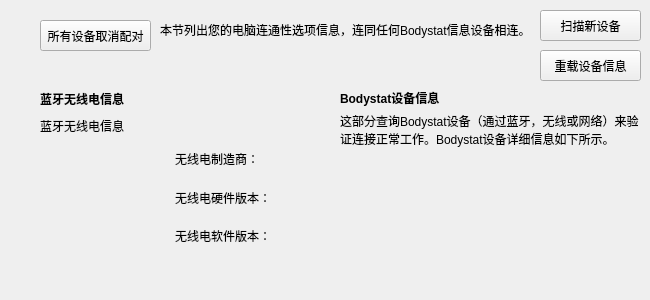
hym-dn/Bodystat, file Bodystat/ui/devinfowidget.ui: the form before one commit.
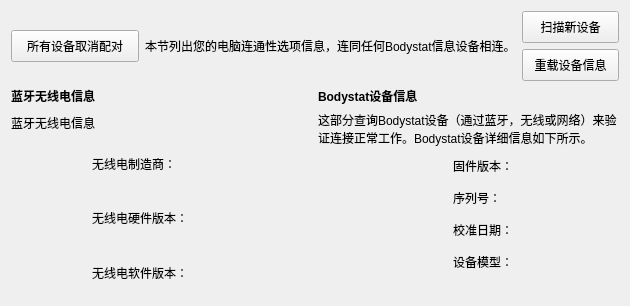
The form after the commit.

Commit message: 完成设备信息界面搭建。

What changed in the file:
```diff
--- a/Bodystat/ui/devinfowidget.ui
+++ b/Bodystat/ui/devinfowidget.ui
@@ -6,121 +6,71 @@
    <rect>
     <x>0</x>
     <y>0</y>
-    <width>650</width>
-    <height>300</height>
+    <width>630</width>
+    <height>304</height>
    </rect>
   </property>
   <property name="windowTitle">
    <string>设备信息</string>
   </property>
+  <layout class="QVBoxLayout" name="verticalLayout_7">
+   <item>
+    <layout class="QHBoxLayout" name="horizontalLayout_3">
+     <item>
   <widget class="QPushButton" name="_unpairPushButton">
-   <property name="geometry">
-    <rect>
-     <x>40</x>
-     <y>20</y>
-     <width>111</width>
-     <height>31</height>
-    </rect>
+       <property name="minimumSize">
+        <size>
+         <width>128</width>
+         <height>32</height>
+        </size>
    </property>
    <property name="text">
     <string>所有设备取消配对</string>
    </property>
   </widget>
+     </item>
+     <item>
   <widget class="QLabel" name="_connInfoLabel">
-   <property name="geometry">
-    <rect>
-     <x>160</x>
-     <y>20</y>
-     <width>371</width>
-     <height>20</height>
-    </rect>
-   </property>
    <property name="text">
     <string>本节列出您的电脑连通性选项信息，连同任何Bodystat信息设备相连。</string>
    </property>
   </widget>
+     </item>
+     <item>
+      <layout class="QVBoxLayout" name="verticalLayout_6">
+       <item>
   <widget class="QPushButton" name="_sacnDevPushButton">
-   <property name="geometry">
-    <rect>
-     <x>540</x>
-     <y>10</y>
-     <width>101</width>
-     <height>31</height>
-    </rect>
+         <property name="minimumSize">
+          <size>
+           <width>96</width>
+           <height>32</height>
+          </size>
    </property>
    <property name="text">
     <string>扫描新设备</string>
    </property>
   </widget>
+       </item>
+       <item>
   <widget class="QPushButton" name="_reloadDevPushButton">
-   <property name="geometry">
-    <rect>
-     <x>540</x>
-     <y>50</y>
-     <width>101</width>
-     <height>31</height>
-    </rect>
+         <property name="minimumSize">
+          <size>
+           <width>96</width>
+           <height>32</height>
+          </size>
    </property>
    <property name="text">
     <string>重载设备信息</string>
    </property>
   </widget>
-  <widget class="QLabel" name="_bodystatDevInfoLabel">
-   <property name="geometry">
-    <rect>
-     <x>340</x>
-     <y>90</y>
-     <width>121</width>
-     <height>16</height>
-    </rect>
-   </property>
-   <property name="font">
-    <font>
-     <weight>75</weight>
-     <bold>true</bold>
-    </font>
-   </property>
-   <property name="frameShape">
-    <enum>QFrame::NoFrame</enum>
-   </property>
-   <property name="text">
-    <string>Bodystat设备信息</string>
-   </property>
-  </widget>
-  <widget class="QLabel" name="_bodystatDevInfLabel">
-   <property name="geometry">
-    <rect>
-     <x>340</x>
-     <y>110</y>
-     <width>301</width>
-     <height>41</height>
-    </rect>
-   </property>
-   <property name="font">
-    <font>
-     <weight>50</weight>
-     <bold>false</bold>
-    </font>
-   </property>
-   <property name="frameShape">
-    <enum>QFrame::NoFrame</enum>
-   </property>
-   <property name="text">
-    <string>&lt;html&gt;&lt;head/&gt;&lt;body&gt;&lt;p&gt;这部分查询Bodystat设备（通过蓝牙，无线或网络）来验证连接正常工作。Bodystat设备详细信息如下所示。&lt;/p&gt;&lt;/body&gt;&lt;/html&gt;</string>
-   </property>
-   <property name="wordWrap">
-    <bool>true</bool>
-   </property>
-  </widget>
-  <widget class="QWidget" name="">
-   <property name="geometry">
-    <rect>
-     <x>40</x>
-     <y>90</y>
-     <width>261</width>
-     <height>161</height>
-    </rect>
-   </property>
+       </item>
+      </layout>
+     </item>
+    </layout>
+   </item>
+   <item>
+    <layout class="QHBoxLayout" name="horizontalLayout_4" stretch="1,1">
+     <item>
    <layout class="QVBoxLayout" name="verticalLayout_2" stretch="0,0,1">
     <property name="spacing">
      <number>9</number>
@@ -152,7 +102,7 @@
      </widget>
     </item>
     <item>
-     <layout class="QHBoxLayout" name="horizontalLayout">
+        <layout class="QHBoxLayout" name="horizontalLayout" stretch="0,1">
       <item>
        <widget class="QLabel" name="_bluetoothLabel">
         <property name="minimumSize">
@@ -194,7 +144,122 @@
      </layout>
     </item>
    </layout>
-  </widget>
+     </item>
+     <item>
+      <layout class="QVBoxLayout" name="verticalLayout_5">
+       <item>
+        <widget class="QLabel" name="_bodystatDevInfoLabel">
+         <property name="font">
+          <font>
+           <weight>75</weight>
+           <bold>true</bold>
+          </font>
+         </property>
+         <property name="frameShape">
+          <enum>QFrame::NoFrame</enum>
+         </property>
+         <property name="text">
+          <string>Bodystat设备信息</string>
+         </property>
+        </widget>
+       </item>
+       <item>
+        <widget class="QLabel" name="_bodystatDevInfLabel">
+         <property name="font">
+          <font>
+           <weight>50</weight>
+           <bold>false</bold>
+          </font>
+         </property>
+         <property name="frameShape">
+          <enum>QFrame::NoFrame</enum>
+         </property>
+         <property name="text">
+          <string>&lt;html&gt;&lt;head/&gt;&lt;body&gt;&lt;p&gt;这部分查询Bodystat设备（通过蓝牙，无线或网络）来验证连接正常工作。Bodystat设备详细信息如下所示。&lt;/p&gt;&lt;/body&gt;&lt;/html&gt;</string>
+         </property>
+         <property name="wordWrap">
+          <bool>true</bool>
+         </property>
+        </widget>
+       </item>
+       <item>
+        <layout class="QHBoxLayout" name="horizontalLayout_2" stretch="0,1">
+         <item>
+          <layout class="QVBoxLayout" name="verticalLayout_4">
+           <item>
+            <widget class="QLabel" name="_devLabel">
+             <property name="minimumSize">
+              <size>
+               <width>129</width>
+               <height>102</height>
+              </size>
+             </property>
+             <property name="text">
+              <string/>
+             </property>
+            </widget>
+           </item>
+           <item>
+            <widget class="QLabel" name="_progressLabel">
+             <property name="minimumSize">
+              <size>
+               <width>32</width>
+               <height>32</height>
+              </size>
+             </property>
+             <property name="text">
+              <string/>
+             </property>
+            </widget>
+           </item>
+          </layout>
+         </item>
+         <item>
+          <layout class="QVBoxLayout" name="verticalLayout_3">
+           <item>
+            <widget class="QLabel" name="_firmVerLabel">
+             <property name="text">
+              <string>固件版本：</string>
+             </property>
+            </widget>
+           </item>
+           <item>
+            <widget class="QLabel" name="_serialNoLabel">
+             <property name="text">
+              <string>序列号：</string>
+             </property>
+            </widget>
+           </item>
+           <item>
+            <widget class="QLabel" name="_calibDateLabel">
+             <property name="text">
+              <string>校准日期：</string>
+             </property>
+            </widget>
+           </item>
+           <item>
+            <widget class="QLabel" name="_devModelLabel">
+             <property name="text">
+              <string>设备模型：</string>
+             </property>
+            </widget>
+           </item>
+          </layout>
+         </item>
+        </layout>
+       </item>
+       <item>
+        <widget class="QLabel" name="_msgLabel">
+         <property name="text">
+          <string/>
+         </property>
+        </widget>
+       </item>
+      </layout>
+     </item>
+    </layout>
+   </item>
+  </layout>
  </widget>
  <resources/>
  <connections/>
```
Lines whose indentation alone changed are shown as unchanged. The commit also changes 9 other files.
